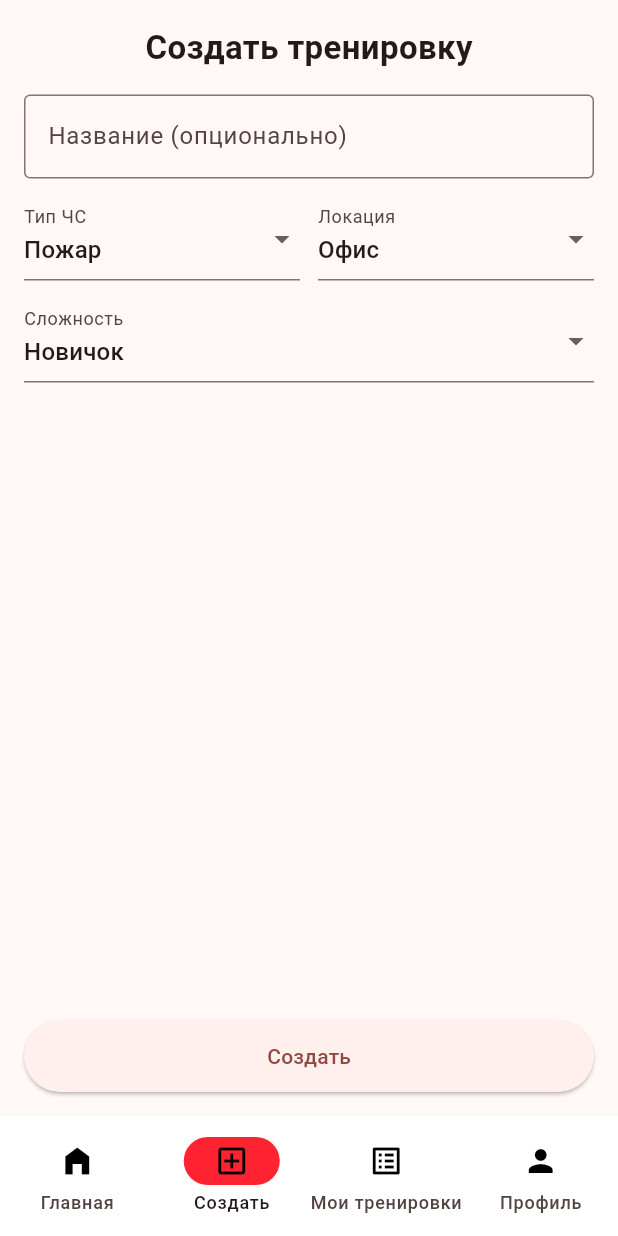
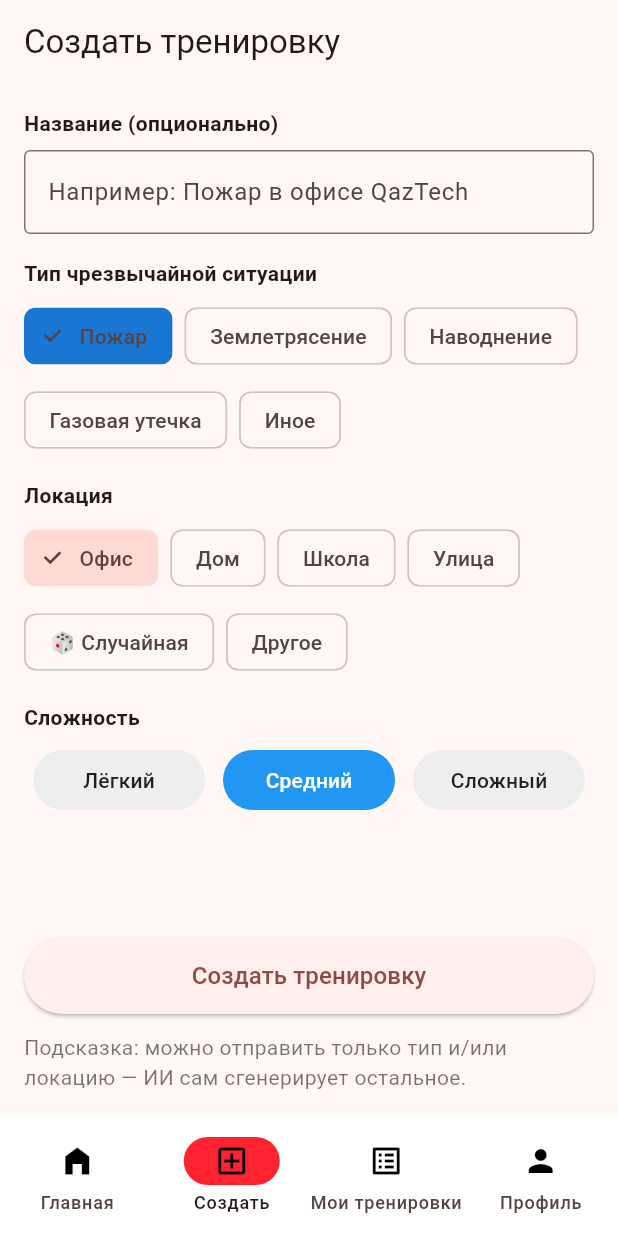
Before and after one commit to alishertolegen/safe_up, a Flutter app: the CreateTrainingScreen screen opened by its route, on a phone screen of 412 x 824 dp. Run offline on Flutter 3.47's test engine with Material 3 defaults, Android fonts, the light colour scheme and no system bars; our stand-ins replace go_router, shared_preferences; accounts and stored records are empty.

Commit message:
backup3 ai integrated! frontend!

```diff
--- a/lib/create_training_screen.dart
+++ b/lib/create_training_screen.dart
@@ -5,6 +5,10 @@ import 'package:flutter/material.dart';
 import 'package:go_router/go_router.dart';
 import 'package:http/http.dart' as http;
 import 'package:shared_preferences/shared_preferences.dart';
+
+// Задавай API_BASE через --dart-define=API_BASE or оставь дефолт
+const String apiBase = String.fromEnvironment('API_BASE',
+    defaultValue: 'http://localhost:5000');
 
 class CreateTrainingScreen extends StatefulWidget {
   const CreateTrainingScreen({super.key});
@@ -15,92 +19,96 @@ class CreateTrainingScreen extends StatefulWidget {
 
 class _CreateTrainingScreenState extends State<CreateTrainingScreen> {
   final _titleController = TextEditingController();
-  String _type = 'Пожар';
-  String _location = 'Офис';
-  String _difficulty = 'Новичок';
+  final _otherLocationController = TextEditingController();
+
+  // UI state
+  String _selectedType = 'пожар';
+  String _selectedLocation = 'Офис'; // values: predefined names + "🎲 Случайная" + "Другое"
+  String _selectedDifficulty = 'medium'; // easy | medium | hard
   bool _isLoading = false;
 
-  // TODO: поменяй на реальный адрес твоего сервера
-  static String apiBase = String.fromEnvironment('API_BASE',
-    defaultValue:
-        'http://localhost:5000'); // для Android эмулятора. Для iOS/реального девайса укажи http://localhost:5000 или IP.
+  // preset lists
+  final List<Map<String, String>> _types = [
+    {'key': 'пожар', 'label': 'Пожар'},
+    {'key': 'землетрясение', 'label': 'Землетрясение'},
+    {'key': 'наводнение', 'label': 'Наводнение'},
+    {'key': 'газовая_утечка', 'label': 'Газовая утечка'},
+    {'key': 'иное', 'label': 'Иное'},
+  ];
 
+  final List<String> _locationOptions = [
+    'Офис',
+    'Дом',
+    'Школа',
+    'Улица',
+    '🎲 Случайная',
+    'Другое'
+  ];
 
-  String _mapDifficulty(String d) {
-    switch (d) {
-      case 'Новичок':
-        return 'easy';
-      case 'Средний':
-        return 'medium';
-      case 'Профи':
-        return 'hard';
-      default:
-        return 'medium';
-    }
+  // difficulty mapping for display
+  final Map<String, String> _difficultyLabels = {
+    'easy': 'Лёгкий',
+    'medium': 'Средний',
+    'hard': 'Сложный'
+  };
+
+  @override
+  void dispose() {
+    _titleController.dispose();
+    _otherLocationController.dispose();
+    super.dispose();
   }
 
-  Future<void> _onSave() async {
-    // создаём локальный title если не указан
-    final title = _titleController.text.trim().isEmpty
-        ? 'Тренировка — ${_type.toLowerCase()} ($_location)'
-        : _titleController.text.trim();
-
+  Future<void> _createTraining() async {
     setState(() => _isLoading = true);
 
     try {
       final prefs = await SharedPreferences.getInstance();
-      final token = prefs.getString('token'); // ключ токена в SharedPreferences
+      final token = prefs.getString('token');
 
       if (token == null || token.isEmpty) {
+        if (!mounted) return;
         ScaffoldMessenger.of(context).showSnackBar(
-          const SnackBar(content: Text('Требуется авторизация. Войдите в аккаунт.')),
-        );
+            const SnackBar(content: Text('Требуется авторизация. Войдите в аккаунт.')));
         setState(() => _isLoading = false);
         return;
       }
 
-      // Минимальный валидный payload: title + хотя бы одна сцена
-      final payload = {
-        'title': title,
-        'summary': 'Тренировка: $_type, локация: $_location',
-        'type': _type.toLowerCase(), // на бэке хранят произвольную строку типа
-        'location': {
-          'name': _location,
-          'floor': '',
-          'extra': ''
-        },
-        'difficulty': _mapDifficulty(_difficulty),
-        'aiGenerated': false,
-        // Одна базовая сцена чтобы пройти валидацию на бэке
-        'scenes': [
-          {
-            'id': 1,
-            'title': 'Стартовая сцена',
-            'description': 'Автоматически созданная стартовая сцена — отредактируй позже',
-            'hint': '',
-            'choices': [
-              {
-                'id': 'a',
-                'text': 'Правильное действие (пример)',
-                'consequenceType': 'correct',
-                'consequenceText': 'Вы действовали правильно',
-                'scoreDelta': 10
-              },
-              {
-                'id': 'b',
-                'text': 'Неправильное действие (пример)',
-                'consequenceType': 'warning',
-                'consequenceText': 'Это было неверно',
-                'scoreDelta': 0
+      // Build payload
+      final String? titleInput = _titleController.text.trim().isEmpty
+          ? null
+          : _titleController.text.trim();
+
+      final Map<String, dynamic> payload = {};
+
+      // Always ask AI to generate content (allows sending only type/location/difficulty)
+      payload['aiGenerate'] = true;
+
+      // include title if user provided it
+      if (titleInput != null) payload['title'] = titleInput;
+
+      // type (use backend-friendly lowercase key)
+      if (_selectedType.isNotEmpty) payload['type'] = _selectedType;
+
+      // difficulty (already stored as backend value)
+      payload['difficulty'] = _selectedDifficulty;
+
+      // location logic:
+      // - if user selected 🎲 Случайная -> omit location so backend will invent one
+      // - if user selected 'Другое' -> use text from _otherLocationController if provided
+      // - otherwise include selected location name
+      if (_selectedLocation == '🎲 Случайная') {
+        // omit location entirely
+      } else if (_selectedLocation == 'Другое') {
+        final other = _otherLocationController.text.trim();
+        if (other.isNotEmpty) {
+          payload['location'] = { 'name': other };
         }
-            ],
-            'defaultChoiceId': 'a'
+      } else {
+        payload['location'] = { 'name': _selectedLocation };
       }
-        ],
-        'durationEstimateSec': 120,
-        'tags': [_type.toLowerCase(), _location.toLowerCase()],
-        'isPublished': false
-      };
+
+      // optional: let user tune scenes count in the future; for now we rely on server DEFAULT_SCENES
 
       final uri = Uri.parse('$apiBase/trainings');
       final resp = await http.post(
@@ -113,126 +121,162 @@ class _CreateTrainingScreenState extends State<CreateTrainingScreen> {
       );
 
       if (resp.statusCode == 201) {
-        // можно распарсить тело если нужно
+        if (!mounted) return;
         ScaffoldMessenger.of(context).showSnackBar(
-          SnackBar(content: Text('Тренировка "$title" создана.')),
-        );
+            const SnackBar(content: Text('Тренировка успешно сгенерирована')));
+        // navigate to MyTrainings
+        if (mounted) context.go('/mytrainings');
+      } else if (resp.statusCode == 401 || resp.statusCode == 403) {
         if (!mounted) return;
-        context.go('/mytrainings');
-      } else if (resp.statusCode == 400) {
-        // Пробуем получить сообщение ошибки от сервера
+        ScaffoldMessenger.of(context).showSnackBar(
+            const SnackBar(content: Text('Неавторизован. Пожалуйста, войдите.')));
+      } else {
+        // try parse body message
+        String msg = 'Сервер вернул ${resp.statusCode}.';
+        try {
           final body = resp.body.isNotEmpty ? jsonDecode(resp.body) : null;
-        final msg = body != null && body['message'] != null
-            ? body['message']
-            : 'Некорректные данные.';
-        ScaffoldMessenger.of(context).showSnackBar(
-          SnackBar(content: Text('Ошибка: $msg')),
-        );
-      } else if (resp.statusCode == 401 || resp.statusCode == 403) {
-        ScaffoldMessenger.of(context).showSnackBar(
-          const SnackBar(content: Text('Неавторизован. Пожалуйста, войдите.')),
-        );
-      } else {
-        ScaffoldMessenger.of(context).showSnackBar(
-          SnackBar(content: Text('Сервер вернул ${resp.statusCode}: ${resp.body}')),
-        );
+          if (body != null && body['message'] != null) msg = body['message'];
+        } catch (_) {}
+        if (!mounted) return;
+        ScaffoldMessenger.of(context).showSnackBar(SnackBar(content: Text('Ошибка: $msg')));
       }
     } catch (e, st) {
-      // debug
+      // debug print
       // ignore: avoid_print
       print('Create training error: $e\n$st');
+      if (mounted) {
         ScaffoldMessenger.of(context).showSnackBar(
-        SnackBar(content: Text('Ошибка при создании тренировки: $e')),
-      );
+            SnackBar(content: Text('Ошибка при создании тренировки: $e')));
+      }
     } finally {
       if (mounted) setState(() => _isLoading = false);
     }
   }
 
-  @override
-  void dispose() {
-    _titleController.dispose();
-    super.dispose();
+  Widget _buildTypeSelector() {
+    return Wrap(
+      spacing: 8,
+      runSpacing: 8,
+      children: _types.map((t) {
+        final key = t['key']!;
+        final label = t['label']!;
+        final selected = key == _selectedType;
+        return ChoiceChip(
+          label: Text(label),
+          selected: selected,
+          onSelected: (_) => setState(() => _selectedType = key),
+          selectedColor: Colors.blue.shade700,
+        );
+      }).toList(),
+    );
+  }
+
+  Widget _buildLocationSelector() {
+    return Column(
+      crossAxisAlignment: CrossAxisAlignment.start,
+      children: [
+        Wrap(
+          spacing: 8,
+          runSpacing: 8,
+          children: _locationOptions.map((loc) {
+            final selected = loc == _selectedLocation;
+            return ChoiceChip(
+              label: Text(loc),
+              selected: selected,
+              onSelected: (_) => setState(() => _selectedLocation = loc),
+            );
+          }).toList(),
+        ),
+        if (_selectedLocation == 'Другое') ...[
+          const SizedBox(height: 8),
+          TextField(
+            controller: _otherLocationController,
+            decoration: const InputDecoration(
+              labelText: 'Введите локацию',
+              border: OutlineInputBorder(),
+            ),
+          )
+        ]
+      ],
+    );
+  }
+
+  Widget _buildDifficultySelector() {
+    return Row(
+      mainAxisAlignment: MainAxisAlignment.spaceBetween,
+      children: _difficultyLabels.keys.map((k) {
+        final label = _difficultyLabels[k]!;
+        return Expanded(
+          child: Padding(
+            padding: const EdgeInsets.symmetric(horizontal: 6.0),
+            child: ElevatedButton(
+              style: ElevatedButton.styleFrom(
+                foregroundColor: _selectedDifficulty == k ? Colors.white : Colors.black87,
+                backgroundColor: _selectedDifficulty == k ? Colors.blue : Colors.grey.shade200,
+                elevation: 0,
+              ),
+              onPressed: () => setState(() => _selectedDifficulty = k),
+              child: Text(label),
+            ),
+          ),
+        );
+      }).toList(),
+    );
   }
 
   @override
   Widget build(BuildContext context) {
     return SafeArea(
-      child: Padding(
+      child: Scaffold(
+        appBar: AppBar(
+          title: const Text('Создать тренировку'),
+        ),
+        body: Padding(
           padding: const EdgeInsets.all(16.0),
           child: Column(
+            crossAxisAlignment: CrossAxisAlignment.start,
             children: [
-            const Text('Создать тренировку',
-                style: TextStyle(fontSize: 22, fontWeight: FontWeight.w600)),
-            const SizedBox(height: 16),
+              const Text('Название (опционально)', style: TextStyle(fontWeight: FontWeight.w600)),
+              const SizedBox(height: 8),
               TextField(
                 controller: _titleController,
                 decoration: const InputDecoration(
-                labelText: 'Название (опционально)',
+                  hintText: 'Например: Пожар в офисе QazTech',
                   border: OutlineInputBorder(),
                 ),
               ),
-            const SizedBox(height: 12),
-            Row(
-              children: [
-                Expanded(
-                  child: DropdownButtonFormField<String>(
-                    value: _type,
-                    items: const [
-                      DropdownMenuItem(value: 'Пожар', child: Text('Пожар')),
-                      DropdownMenuItem(value: 'Землетрясение', child: Text('Землетрясение')),
-                      DropdownMenuItem(value: 'Наводнение', child: Text('Наводнение')),
-                      DropdownMenuItem(value: 'Иное', child: Text('Иное')),
-                    ],
-                    onChanged: (v) => setState(() => _type = v ?? _type),
-                    decoration: const InputDecoration(labelText: 'Тип ЧС'),
-                  ),
-                ),
-                const SizedBox(width: 12),
-                Expanded(
-                  child: DropdownButtonFormField<String>(
-                    value: _location,
-                    items: const [
-                      DropdownMenuItem(value: 'Офис', child: Text('Офис')),
-                      DropdownMenuItem(value: 'Дом', child: Text('Дом')),
-                      DropdownMenuItem(value: 'Школа', child: Text('Школа')),
-                      DropdownMenuItem(value: 'Улица', child: Text('Улица')),
-                    ],
-                    onChanged: (v) => setState(() => _location = v ?? _location),
-                    decoration: const InputDecoration(labelText: 'Локация'),
-                  ),
-                ),
-              ],
-            ),
-            const SizedBox(height: 12),
-            DropdownButtonFormField<String>(
-              value: _difficulty,
-              items: const [
-                DropdownMenuItem(value: 'Новичок', child: Text('Новичок')),
-                DropdownMenuItem(value: 'Средний', child: Text('Средний')),
-                DropdownMenuItem(value: 'Профи', child: Text('Профи')),
-              ],
-              onChanged: (v) => setState(() => _difficulty = v ?? _difficulty),
-              decoration: const InputDecoration(labelText: 'Сложность'),
-            ),
+              const SizedBox(height: 16),
+
+              const Text('Тип чрезвычайной ситуации', style: TextStyle(fontWeight: FontWeight.w600)),
+              const SizedBox(height: 8),
+              _buildTypeSelector(),
+
+              const SizedBox(height: 16),
+              const Text('Локация', style: TextStyle(fontWeight: FontWeight.w600)),
+              const SizedBox(height: 8),
+              _buildLocationSelector(),
+
+              const SizedBox(height: 16),
+              const Text('Сложность', style: TextStyle(fontWeight: FontWeight.w600)),
+              const SizedBox(height: 8),
+              _buildDifficultySelector(),
+
               const Spacer(),
+
               SizedBox(
                 width: double.infinity,
                 child: ElevatedButton(
-                onPressed: _isLoading ? null : _onSave,
-                child: Padding(
-                  padding: const EdgeInsets.symmetric(vertical: 14.0),
+                  onPressed: _isLoading ? null : _createTraining,
+                  style: ElevatedButton.styleFrom(padding: const EdgeInsets.symmetric(vertical: 14)),
                   child: _isLoading
-                      ? const SizedBox(
-                          height: 20,
-                          width: 20,
-                          child: CircularProgressIndicator(strokeWidth: 2),
-                        )
-                      : const Text('Создать'),
+                      ? const SizedBox(height: 20, width: 20, child: CircularProgressIndicator(strokeWidth: 2, color: Colors.white))
+                      : const Text('Создать тренировку', style: TextStyle(fontSize: 16)),
                 ),
               ),
+              const SizedBox(height: 12),
+              const Text('Подсказка: можно отправить только тип и/или локацию — ИИ сам сгенерирует остальное.', style: TextStyle(color: Colors.black54)),
+            ],
           ),
-          ],
         ),
       ),
     );
```
Lines whose indentation alone changed are shown as unchanged.
